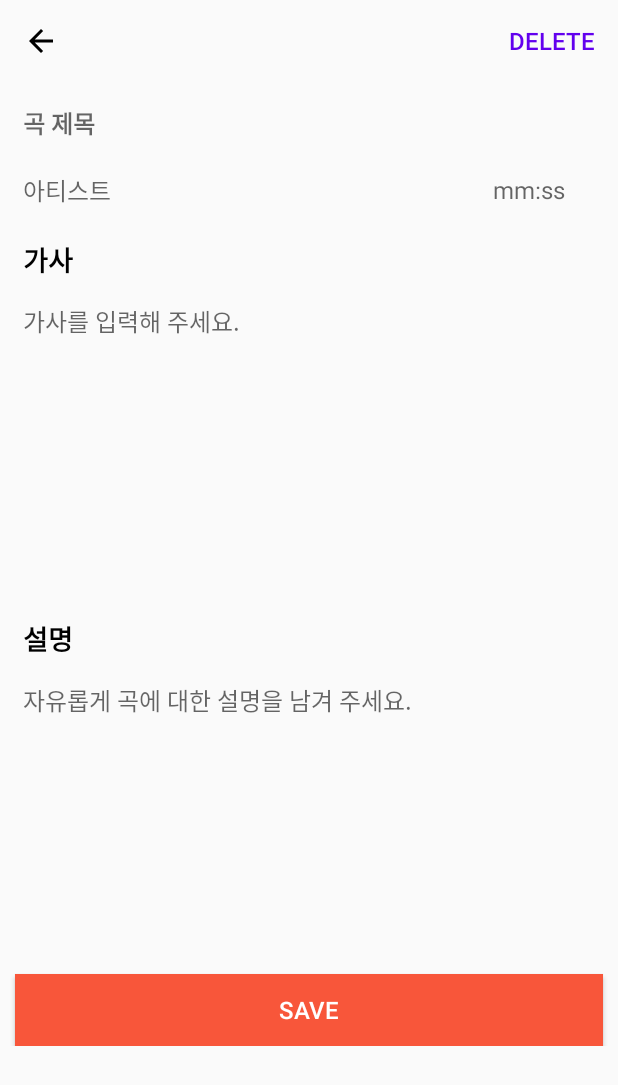
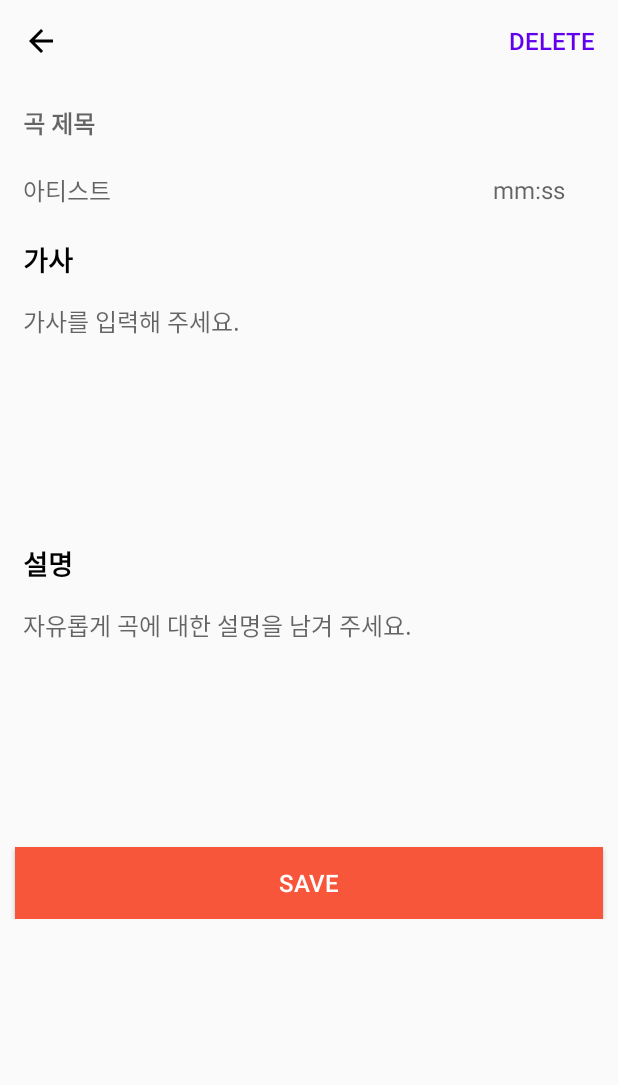
Before and after one commit to foreknowledge/music-playlist, an Android app: the layout controller_track_editor.xml on its own in the app's theme, with its tools: preview values and no code run, on a phone screen of 412 x 824 dp. Shown: the top 1085 px of the screen. Run offline under Robolectric (Android 15) with nearby library versions, the phone set to English and light mode, and no system bars.

Commit message:
화면 UI 세부 변경 (크기, 여백, 입력 글자 제한)

```diff
--- a/app/src/main/res/layout/controller_track_editor.xml
+++ b/app/src/main/res/layout/controller_track_editor.xml
@@ -93,8 +93,8 @@
             <EditText
                 android:id="@+id/editLyrics"
                 android:hint="@string/hint_lyrics"
-                android:minHeight="200dp"
-                android:maxLength="100000"
+                android:minHeight="150dp"
+                android:maxLength="1000"
                 android:gravity="top"
                 android:text="@{track.lyrics}"
                 android:importantForAutofill="no"
@@ -121,8 +121,8 @@
             <EditText
                 android:id="@+id/editDescription"
                 android:hint="@string/hint_description"
-                android:minHeight="200dp"
-                android:maxLength="100000"
+                android:minHeight="150dp"
+                android:maxLength="1000"
                 android:gravity="top"
                 android:text="@{track.description}"
                 android:importantForAutofill="no"
@@ -136,6 +136,7 @@
                 android:id="@+id/btnSave"
                 android:layout_width="0dp"
                 android:layout_height="wrap_content"
+                android:layout_marginTop="@dimen/normal_margin_size"
                 android:text="@string/str_save"
                 android:textSize="16sp"
                 android:textColor="@android:color/white"
```
